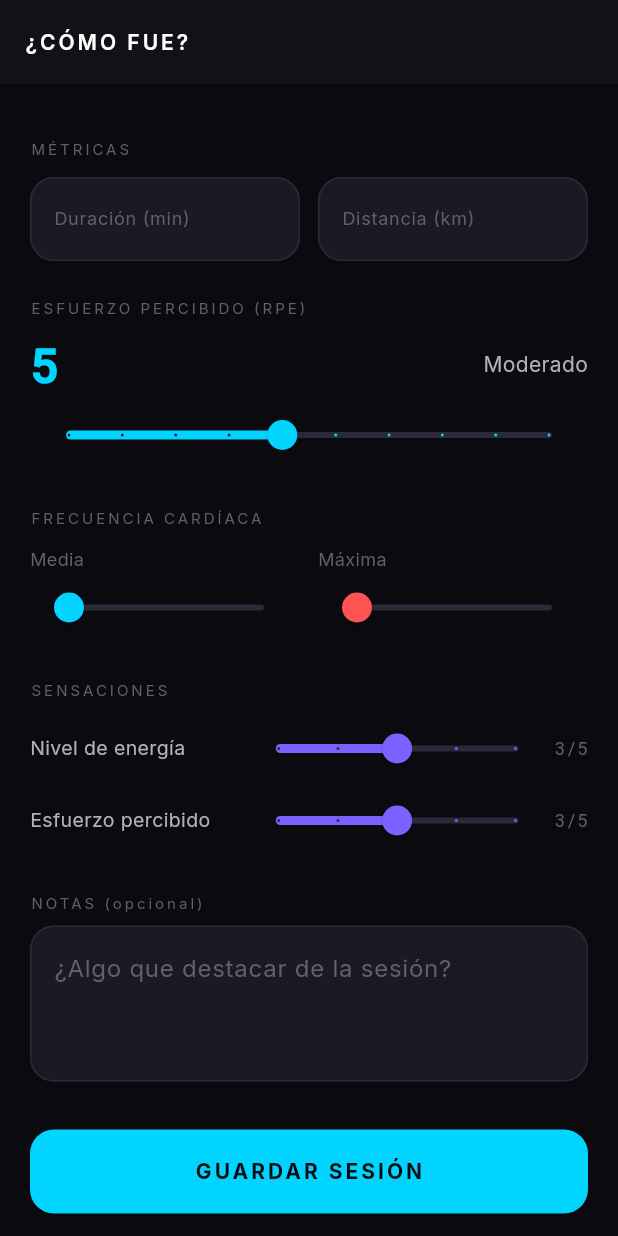
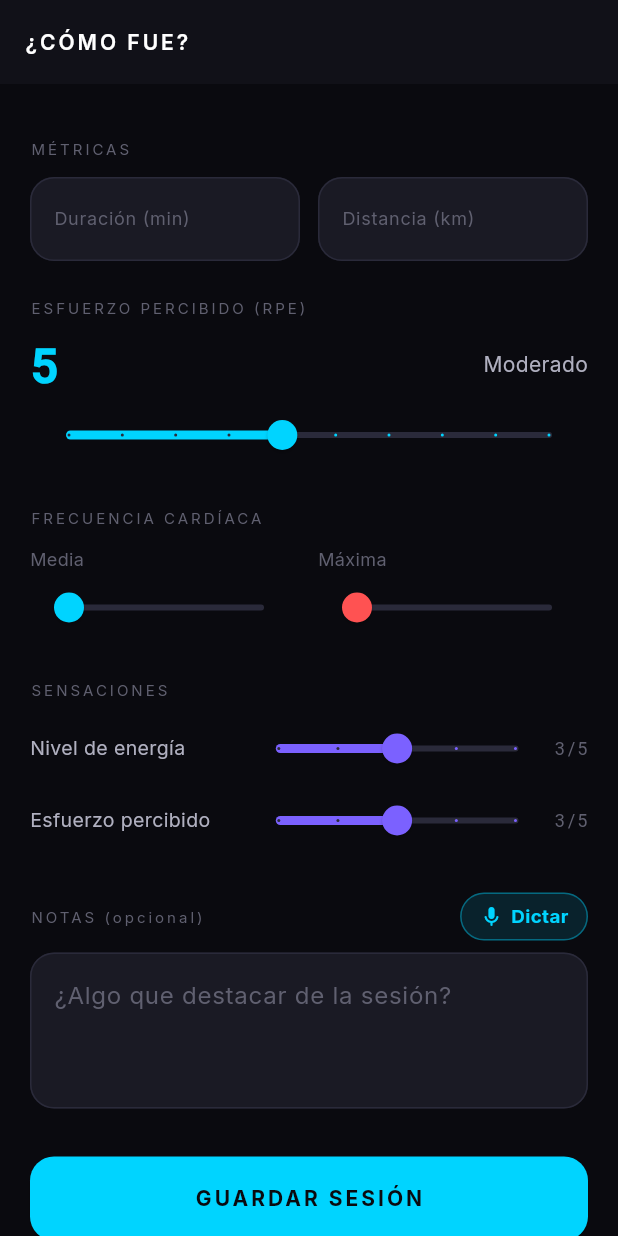
Before and after one commit to ritmooptimo-bot/RitmoOptimo, a Flutter app: the SessionCompleteScreen screen opened directly with empty values, on a phone screen of 412 x 824 dp. Run offline on Flutter 3.47's test engine with Material 3 defaults, Android fonts, the phone set to English and light mode, and no system bars; our stand-ins replace app_links, audioplayers, camera, dio, fl_chart, flutter_blue_plus and 13 more; accounts and stored records are empty; network calls fail; statements that could not run were skipped.

Commit message:
feat(sesión): dictar por voz el comentario post-entreno (coste 0, motor del móvil)
Al terminar un entreno, junto a NOTAS aparece un botón "🎙️ Dictar": el atleta habla
y el reconocedor del propio móvil (speech_to_text, es_ES) va rellenando el campo en
vivo; el texto se AÑADE a lo escrito y queda 100% editable → guarda como siempre en
athlete_feedback. Transcripción a coste 0 (la hace el teléfono, no el backend) y sin
cambios de servidor. Útil cuando terminas sudado y teclear es un fastidio.

- pubspec: speech_to_text ^7.0.0 (resuelto 7.4.0). AndroidManifest: RECORD_AUDIO +
  <queries> del RecognitionService (Android 11+). API no deprecada (SpeechListenOptions).
- Arquitectura pensada para la Fase 2 (híbrido): si algún audio sale regular, añadir
  grabación + botón "mejorar" → Whisper del backend (ya montado). NO se hace ahora:
  en Android el reconocedor y la grabación se pelean por el micro (menos piezas = más
  garantía); el modo grabación irá en su propio flujo.

Verificado: flutter analyze 0 issues; build release OK con el plugin nativo; instala y
ARRANCA sin crash (v7.4.49). La calidad real de la transcripción la prueba el usuario
al cerrar un entreno (no puedo hablarle al móvil).

Co-Authored-By: Claude Opus 4.8 <noreply@anthropic.com>

```diff
--- a/lib/screens/session/session_complete_screen.dart
+++ b/lib/screens/session/session_complete_screen.dart
@@ -9,6 +9,7 @@ import '../../core/network/api_client.dart';
 import '../../core/network/pending_tracks.dart';
 import '../../widgets/route_map_widget.dart';
 import 'hr_recovery_screen.dart';
+import 'package:speech_to_text/speech_to_text.dart' as stt;
 
 // ── Session Complete Screen ──────────────────────────────────────
 // Atleta registra los datos reales al finalizar la sesión.
@@ -38,6 +39,13 @@ class _SessionCompleteScreenState
   double _perceived   = 3;
   String _notes       = '';
 
+  // Dictado por voz del comentario (motor del móvil, coste 0)
+  final _notesCtrl = TextEditingController();
+  final stt.SpeechToText _stt = stt.SpeechToText();
+  bool   _sttReady    = false;
+  bool   _listening   = false;
+  String _notesBefore = '';
+
   bool _sensorDataAvailable = false;
   GpsTrack? _gpsTrack;
 
@@ -46,6 +54,49 @@ class _SessionCompleteScreenState
     super.initState();
     // Rellenar desde sensores tras el primer frame
     WidgetsBinding.instance.addPostFrameCallback((_) => _autoFill());
+    // Preparar el dictado por voz (no pide permiso hasta que se pulsa el micro)
+    _stt.initialize(
+      onStatus: (s) {
+        if (mounted && (s == 'done' || s == 'notListening')) setState(() => _listening = false);
+      },
+      onError: (_) { if (mounted) setState(() => _listening = false); },
+    ).then((ok) { if (mounted) setState(() => _sttReady = ok); }).catchError((_) {});
+  }
+
+  // Micrófono ON/OFF. El texto reconocido se AÑADE a lo ya escrito y queda editable.
+  Future<void> _toggleDictation() async {
+    if (_listening) { await _stt.stop(); if (mounted) setState(() => _listening = false); return; }
+    if (!_sttReady) {
+      final ok = await _stt.initialize().catchError((_) => false);
+      if (!ok) {
+        if (mounted) {
+          ScaffoldMessenger.of(context).showSnackBar(const SnackBar(
+            content: Text('Tu móvil no permite el dictado por voz (revisa el permiso de micrófono).')));
+        }
+        return;
+      }
+      _sttReady = true;
+    }
+    _notesBefore = _notesCtrl.text.trim();
+    setState(() => _listening = true);
+    await _stt.listen(
+      listenOptions: stt.SpeechListenOptions(
+        localeId: 'es_ES',
+        listenFor: const Duration(minutes: 2),
+        pauseFor: const Duration(seconds: 4),
+        partialResults: true,
+        cancelOnError: true,
+      ),
+      onResult: (r) {
+        final dictado = r.recognizedWords.trim();
+        final texto = (_notesBefore.isEmpty ? dictado : '$_notesBefore $dictado').trim();
+        _notes = texto;
+        _notesCtrl.value = TextEditingValue(
+          text: texto,
+          selection: TextSelection.collapsed(offset: texto.length),
+        );
+      },
+    );
   }
 
   void _autoFill() {
@@ -87,6 +138,8 @@ class _SessionCompleteScreenState
   void dispose() {
     _durationCtrl.dispose();
     _distanceCtrl.dispose();
+    _notesCtrl.dispose();
+    _stt.stop();
     super.dispose();
   }
 
@@ -326,10 +379,40 @@ class _SessionCompleteScreenState
 
             const SizedBox(height: 24),
 
-            // ── Notas ────────────────────────────────────────
-            _SectionTitle('NOTAS (opcional)', skin),
+            // ── Notas (escribe o DICTA por voz — coste 0) ────
+            Row(
+              children: [
+                Expanded(child: _SectionTitle('NOTAS (opcional)', skin)),
+                if (_sttReady)
+                  Material(
+                    color: Colors.transparent,
+                    child: InkWell(
+                      borderRadius: BorderRadius.circular(20),
+                      onTap: _toggleDictation,
+                      child: Container(
+                        padding: const EdgeInsets.symmetric(horizontal: 12, vertical: 6),
+                        decoration: BoxDecoration(
+                          color: (_listening ? Colors.red : skin.accent).withValues(alpha: _listening ? 0.15 : 0.12),
+                          borderRadius: BorderRadius.circular(20),
+                          border: Border.all(color: (_listening ? Colors.red : skin.accent).withValues(alpha: 0.4)),
+                        ),
+                        child: Row(mainAxisSize: MainAxisSize.min, children: [
+                          Icon(_listening ? Icons.stop_rounded : Icons.mic_rounded,
+                              size: 16, color: _listening ? Colors.red : skin.accent),
+                          const SizedBox(width: 5),
+                          Text(_listening ? 'Escuchando…' : 'Dictar',
+                              style: TextStyle(
+                                  color: _listening ? Colors.red : skin.accent,
+                                  fontSize: 12.5, fontWeight: FontWeight.w700)),
+                        ]),
+                      ),
+                    ),
+                  ),
+              ],
+            ),
             const SizedBox(height: 8),
             TextField(
+              controller: _notesCtrl,
               onChanged: (v) => _notes = v,
               maxLines: 3,
               style: TextStyle(color: skin.textPrimary),
--- a/pubspec.yaml
+++ b/pubspec.yaml
@@ -1,7 +1,7 @@
 name: ritmooptimo_mobile
 description: RitmoOptimo â€” Plataforma de Coaching Deportivo con IA
 publish_to: none
-version: 7.4.48+132
+version: 7.4.49+133
 
 environment:
   sdk: '>=3.3.0 <4.0.0'
@@ -48,6 +48,7 @@ dependencies:
   # â”€â”€ Audio-Guided Session â”€â”€â”€â”€â”€â”€â”€â”€â”€â”€â”€â”€â”€â”€â”€â”€â”€â”€â”€â”€â”€â”€â”€â”€â”€â”€â”€â”€â”€â”€â”€â”€â”€â”€â”€â”€â”€
   flutter_tts: ^4.0.2         # Text-to-speech ES-ES para anuncios de entrenamiento
   audioplayers: ^6.0.0        # Beeps WAV en memoria + keepalive iOS silencioso
+  speech_to_text: ^7.0.0      # Dictado por voz del comentario post-sesión (motor del móvil, coste 0)
 
   # â”€â”€ Utils â”€â”€â”€â”€â”€â”€â”€â”€â”€â”€â”€â”€â”€â”€â”€â”€â”€â”€â”€â”€â”€â”€â”€â”€â”€â”€â”€â”€â”€â”€â”€â”€â”€â”€â”€â”€â”€â”€â”€â”€â”€â”€â”€â”€â”€â”€â”€â”€â”€â”€â”€â”€
   intl: ^0.19.0
```
Also changed, not shown: 1 other file.
